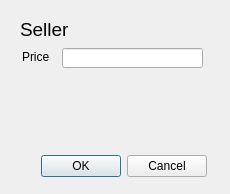
Above: lib/view/SellerTorrentPluginConfigurationDialog.ui from RdeWilde/JoyStream before the change. Below: the same form after it.
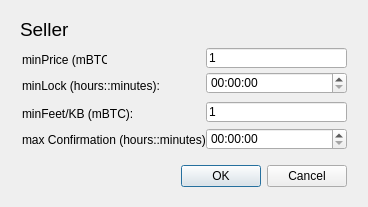
That is the form after the change.

```diff
--- a/lib/view/SellerTorrentPluginConfigurationDialog.ui
+++ b/lib/view/SellerTorrentPluginConfigurationDialog.ui
@@ -6,8 +6,8 @@
    <rect>
     <x>0</x>
     <y>0</y>
-    <width>230</width>
-    <height>194</height>
+    <width>368</width>
+    <height>207</height>
    </rect>
   </property>
   <property name="windowTitle">
@@ -16,8 +16,8 @@
   <widget class="QDialogButtonBox" name="buttonBox">
    <property name="geometry">
     <rect>
-     <x>30</x>
-     <y>150</y>
+     <x>170</x>
+     <y>160</y>
      <width>177</width>
      <height>32</height>
     </rect>
@@ -51,22 +51,97 @@
    <property name="geometry">
     <rect>
      <x>22</x>
-     <y>50</y>
-     <width>46</width>
-     <height>13</height>
+     <y>52</y>
+     <width>85</width>
+     <height>16</height>
     </rect>
    </property>
    <property name="text">
-    <string>Price</string>
+    <string>minPrice (mBTC):</string>
    </property>
   </widget>
   <widget class="QLineEdit" name="priceLineEdit">
    <property name="geometry">
     <rect>
-     <x>62</x>
+     <x>206</x>
      <y>48</y>
      <width>141</width>
      <height>20</height>
+    </rect>
+   </property>
+   <property name="text">
+    <string>1</string>
+   </property>
+  </widget>
+  <widget class="QLabel" name="minLockLabel">
+   <property name="geometry">
+    <rect>
+     <x>22</x>
+     <y>78</y>
+     <width>139</width>
+     <height>16</height>
+    </rect>
+   </property>
+   <property name="text">
+    <string>minLock (hours::minutes):</string>
+   </property>
+  </widget>
+  <widget class="QLineEdit" name="minFeeLineEdit">
+   <property name="geometry">
+    <rect>
+     <x>206</x>
+     <y>102</y>
+     <width>141</width>
+     <height>20</height>
+    </rect>
+   </property>
+   <property name="text">
+    <string>1</string>
+   </property>
+  </widget>
+  <widget class="QLabel" name="minFeeLabel">
+   <property name="geometry">
+    <rect>
+     <x>22</x>
+     <y>106</y>
+     <width>111</width>
+     <height>16</height>
+    </rect>
+   </property>
+   <property name="text">
+    <string>minFeet/KB (mBTC):</string>
+   </property>
+  </widget>
+  <widget class="QLabel" name="maxmaxContractConfirmationDelayLabel">
+   <property name="geometry">
+    <rect>
+     <x>22</x>
+     <y>132</y>
+     <width>203</width>
+     <height>16</height>
+    </rect>
+   </property>
+   <property name="text">
+    <string>max Confirmation (hours::minutes):</string>
+   </property>
+  </widget>
+  <widget class="QTimeEdit" name="maxContractConfirmationDelayTimeEdit">
+   <property name="geometry">
+    <rect>
+     <x>206</x>
+     <y>128</y>
+     <width>141</width>
+     <height>22</height>
+    </rect>
+   </property>
+  </widget>
+  <widget class="QTimeEdit" name="minLockTimeEdit">
+   <property name="geometry">
+    <rect>
+     <x>206</x>
+     <y>72</y>
+     <width>141</width>
+     <height>22</height>
     </rect>
    </property>
   </widget>
```
Left out of the diff: 4 changed lines with no effect on the pictures.
